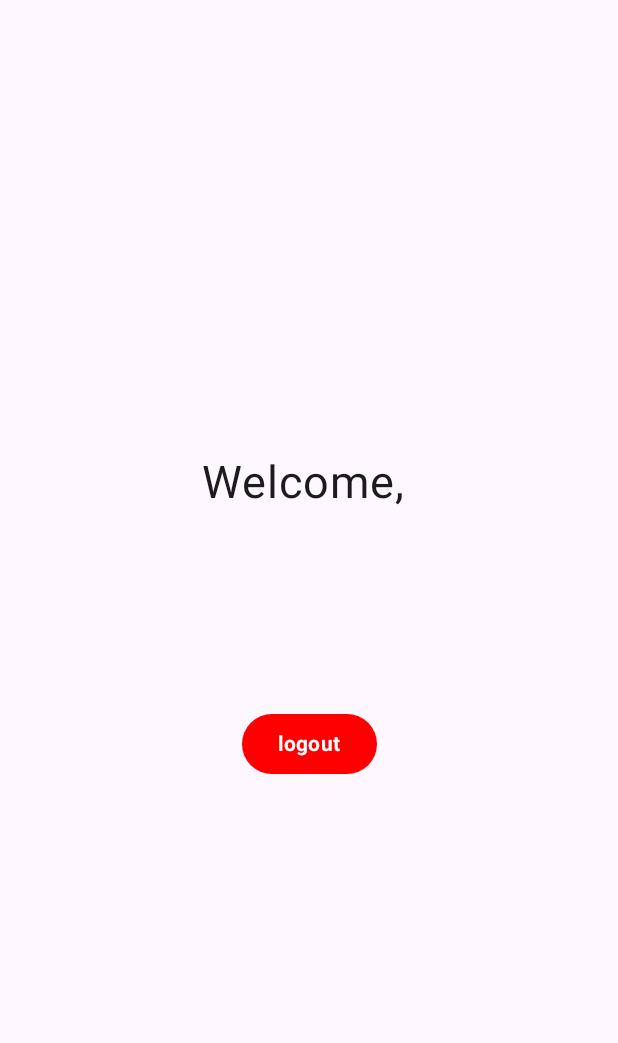
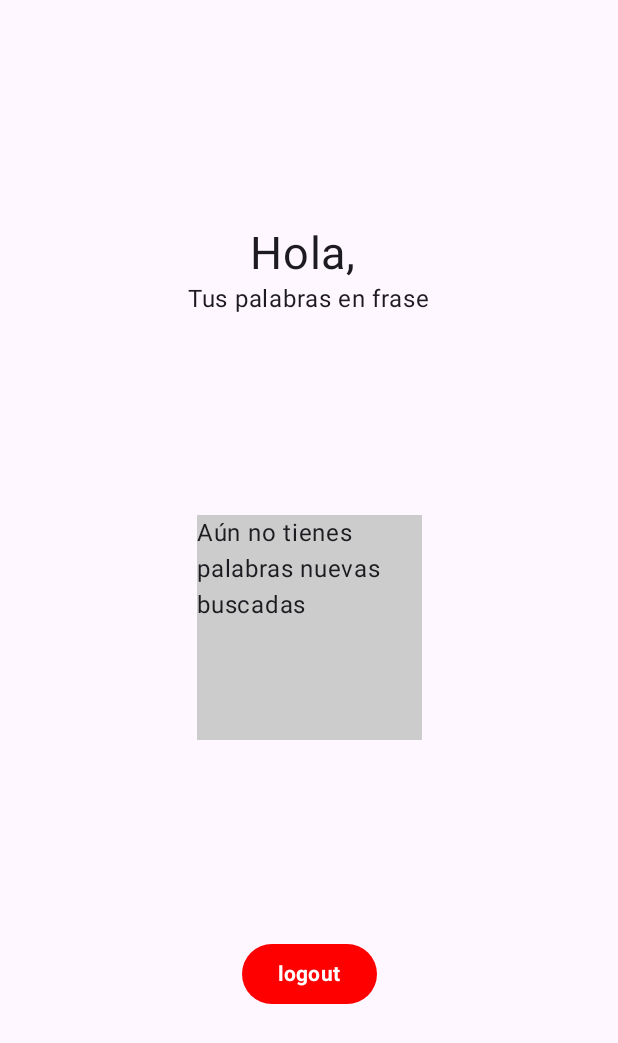
Before and after one commit to VanesaTaipe/Proyecto_Movil_Parcial, an Android app built with Jetpack Compose: the screen it shows after launch once a user with an empty profile is signed in (MainActivity), on a phone screen of 412 x 824 dp. Shown: the top 1043 px of the screen. Run offline under Robolectric (Android 15) with nearby library versions, the phone set to English and light mode, and no system bars; our stand-ins replace Firebase (no records; nobody signed in at launch, a user with empty details on screens opened directly).

Commit message:
Iniciar sesion

```diff
--- a/app/build.gradle.kts
+++ b/app/build.gradle.kts
@@ -39,8 +39,8 @@ android {
     buildFeatures {
         compose = true
     }
+
 }
-
 dependencies {
     // AndroidX Core
     implementation(libs.androidx.core.ktx)
--- a/app/src/main/java/com/example/proyecto_movil_parcial/MainActivity.kt
+++ b/app/src/main/java/com/example/proyecto_movil_parcial/MainActivity.kt
@@ -4,11 +4,14 @@ import android.content.Intent
 import android.os.Bundle
 import androidx.activity.ComponentActivity
 import androidx.activity.compose.setContent
+import androidx.compose.foundation.background
 import androidx.compose.foundation.layout.Arrangement
+import androidx.compose.foundation.layout.Box
 import androidx.compose.foundation.layout.Column
 import androidx.compose.foundation.layout.Spacer
 import androidx.compose.foundation.layout.fillMaxSize
 import androidx.compose.foundation.layout.height
+import androidx.compose.foundation.layout.size
 import androidx.compose.material3.Button
 import androidx.compose.material3.ButtonDefaults
 import androidx.compose.material3.MaterialTheme
@@ -28,6 +31,7 @@ import com.google.android.gms.auth.api.signin.GoogleSignInOptions
 import com.google.firebase.auth.FirebaseAuth
 import com.google.firebase.auth.ktx.auth
 import com.google.firebase.ktx.Firebase
+import kotlin.coroutines.coroutineContext
 
 class MainActivity : ComponentActivity() {
 
@@ -60,7 +64,7 @@ class MainActivity : ComponentActivity() {
                     color = MaterialTheme.colorScheme.background
                 ) {
                     MainScreen(
-                        userName = if (user != null) "Welcome, $userName" else "Loading..",
+                        userName = if (user != null) "Hola, $userName" else "Loading..",
                         onLogoutClick = { signOutAndStartSignInActivity() }
                     )
                 }
@@ -87,14 +91,25 @@ fun MainScreen(userName: String, onLogoutClick: () -> Unit) {
         verticalArrangement = Arrangement.Center,
         horizontalAlignment = Alignment.CenterHorizontally
     ) {
+
         Text(
             text = userName,
             fontSize = 30.sp,
             modifier = Modifier.align(Alignment.CenterHorizontally)
         )
+        Text("Tus palabras en frase")
 
         Spacer(modifier = Modifier.height(132.dp))
 
+        Box(
+            modifier = Modifier
+                .size(150.dp)
+                .background(Color.LightGray)
+        ){
+            Text("Aún no tienes palabras nuevas buscadas")
+        }
+
+        Spacer(modifier = Modifier.height(132.dp))
         Button(
             onClick = onLogoutClick,
             colors = ButtonDefaults.buttonColors(
@@ -107,6 +122,7 @@ fun MainScreen(userName: String, onLogoutClick: () -> Unit) {
                 fontWeight = FontWeight.Bold
             )
         }
+
     }
 }
 @Preview(
--- a/gradle/libs.versions.toml
+++ b/gradle/libs.versions.toml
@@ -13,6 +13,9 @@ firebaseAuth = "23.2.0"
 credentials = "1.5.0"
 credentialsPlayServicesAuth = "1.5.0"
 googleid = "1.1.1"
+appcompat = "1.7.0"
+material = "1.12.0"
+activity = "1.10.1"
 
 [libraries]
 androidx-core-ktx = { group = "androidx.core", name = "core-ktx", version.ref = "coreKtx" }
@@ -33,6 +36,9 @@ firebase-auth = { group = "com.google.firebase", name = "firebase-auth", version
 androidx-credentials = { group = "androidx.credentials", name = "credentials", version.ref = "credentials" }
 androidx-credentials-play-services-auth = { group = "androidx.credentials", name = "credentials-play-services-auth", version.ref = "credentialsPlayServicesAuth" }
 googleid = { group = "com.google.android.libraries.identity.googleid", name = "googleid", version.ref = "googleid" }
+androidx-appcompat = { group = "androidx.appcompat", name = "appcompat", version.ref = "appcompat" }
+material = { group = "com.google.android.material", name = "material", version.ref = "material" }
+androidx-activity = { group = "androidx.activity", name = "activity", version.ref = "activity" }
 
 [plugins]
 android-application = { id = "com.android.application", version.ref = "agp" }
```
Also changed, not shown: app/src/main/AndroidManifest.xml (+6 -5 lines), app/src/main/java/com/example/proyecto_movil_parcial/SignInActivity.kt (+2 -6 lines), app/src/main/res/drawable/border.xml (deleted, +0 -22 lines), app/src/main/res/drawable/contrasena.png (added), app/src/main/res/drawable/usuario.png (added).
